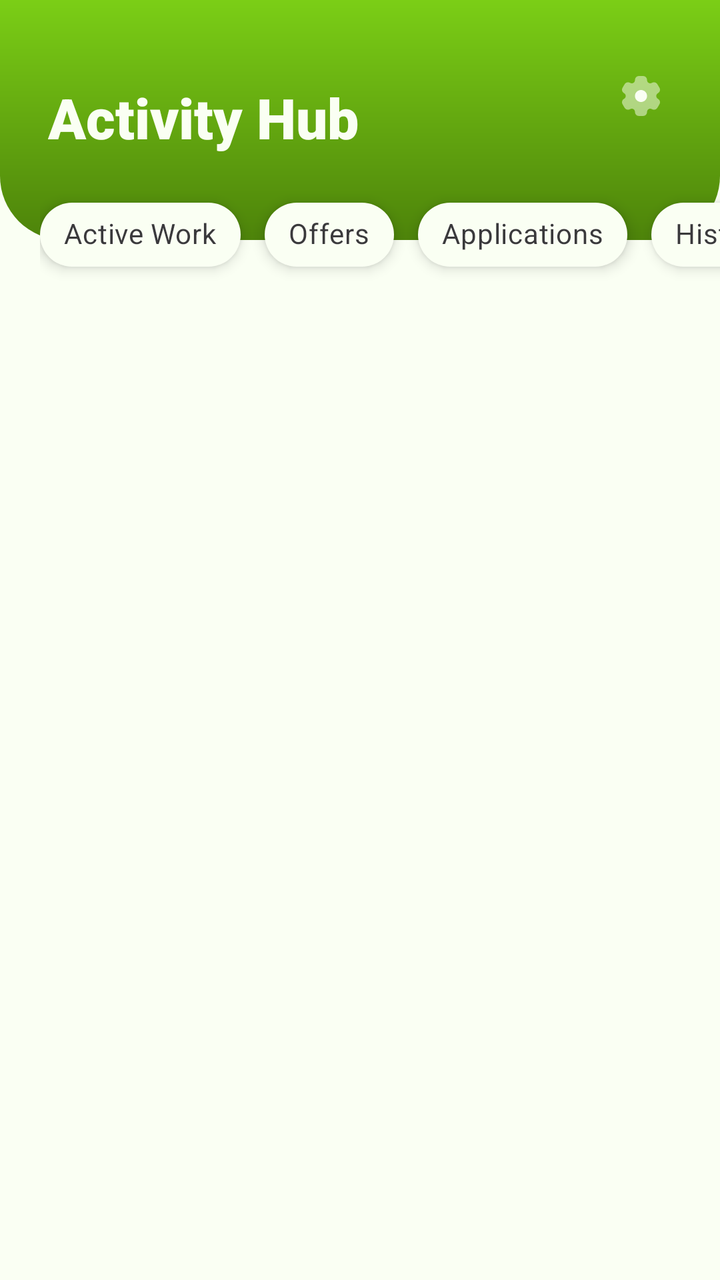
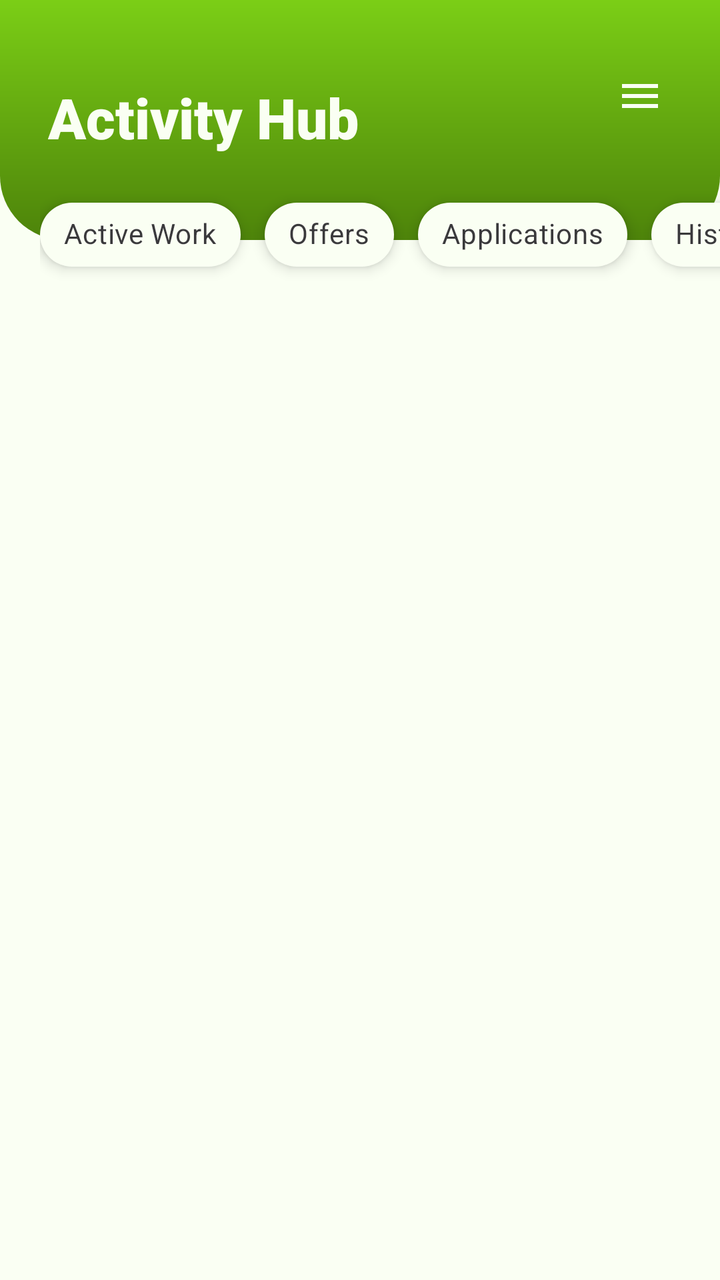

Two renders of the same Android screen: before a commit and after it. Below are the layout's source before the change and the commit's diff.
<!-- AndroidManifest.xml: application theme Theme.RozgarConnector -->
<!-- res/layout/fragment_notifications.xml -->
<?xml version="1.0" encoding="utf-8"?>
<androidx.constraintlayout.widget.ConstraintLayout xmlns:android="http://schemas.android.com/apk/res/android"
    xmlns:app="http://schemas.android.com/apk/res-auto"
    xmlns:tools="http://schemas.android.com/tools"
    android:layout_width="match_parent"
    android:layout_height="match_parent"
    android:background="@color/white">

    <View
        android:id="@+id/headerBg"
        android:layout_width="match_parent"
        android:layout_height="120dp"
        android:background="@drawable/header_gradient_curved"
        app:layout_constraintTop_toTopOf="parent"
        tools:layout_editor_absoluteX="0dp" />
    <ImageView
        android:id="@+id/btnSettings"
        android:layout_width="32dp"
        android:layout_height="32dp"
        android:layout_marginTop="32dp"
        android:layout_marginEnd="24dp"
        android:padding="4dp"
        android:src="@drawable/ic_settings"
        app:layout_constraintEnd_toEndOf="parent"
        app:layout_constraintTop_toTopOf="parent"
        app:tint="@color/white" />
    <TextView
        android:id="@+id/tvTitle"
        android:layout_width="wrap_content"
        android:layout_height="wrap_content"
        android:layout_marginStart="24dp"
        android:layout_marginTop="40dp"
        android:fontFamily="sans-serif-black"
        android:text="Activity Hub"
        android:textColor="@color/white"
        android:textSize="28sp"
        app:layout_constraintStart_toStartOf="parent"
        app:layout_constraintTop_toTopOf="parent" />

    <HorizontalScrollView
        android:id="@+id/filterScroll"
        android:layout_width="match_parent"
        android:layout_height="wrap_content"
        android:layout_marginTop="-27dp"
        android:clipToPadding="false"
        android:paddingStart="20dp"
        android:paddingEnd="20dp"
        android:scrollbars="none"
        app:layout_constraintTop_toBottomOf="@id/headerBg">

        <com.google.android.material.chip.ChipGroup
            android:id="@+id/chipGroupFilters"
            android:layout_width="wrap_content"
            android:layout_height="wrap_content"
            app:chipSpacingHorizontal="12dp"
            app:selectionRequired="true"
            app:singleSelection="true">

            <com.google.android.material.chip.Chip
                android:id="@+id/chipActive"
                style="@style/Widget.MaterialComponents.Chip.Choice"
                android:layout_width="wrap_content"
                android:layout_height="wrap_content"
                android:checked="true"
                android:elevation="4dp"
                android:text="Active Work"
                app:chipBackgroundColor="@color/white"
                app:chipStrokeWidth="0dp" />

            <com.google.android.material.chip.Chip
                android:id="@+id/chipOffers"
                style="@style/Widget.MaterialComponents.Chip.Choice"
                android:layout_width="wrap_content"
                android:layout_height="wrap_content"
                android:checked="true"
                android:elevation="4dp"
                android:text="Offers"
                app:chipBackgroundColor="@color/white"
                app:chipStrokeWidth="0dp" />

            <com.google.android.material.chip.Chip
                android:id="@+id/chipApplications"
                style="@style/Widget.MaterialComponents.Chip.Choice"
                android:layout_width="wrap_content"
                android:layout_height="wrap_content"
                android:checked="true"
                android:elevation="4dp"
                android:text="Applications"
                app:chipBackgroundColor="@color/white"
                app:chipStrokeWidth="0dp" />

            <com.google.android.material.chip.Chip
                android:id="@+id/chipHistory"
                style="@style/Widget.MaterialComponents.Chip.Choice"
                android:layout_width="wrap_content"
                android:layout_height="wrap_content"
                android:checked="true"
                android:elevation="4dp"
                android:text="History"
                app:chipBackgroundColor="@color/white"
                app:chipStrokeWidth="0dp" />

            <com.google.android.material.chip.Chip
                android:id="@+id/chipAll"
                style="@style/Widget.MaterialComponents.Chip.Choice"
                android:layout_width="wrap_content"
                android:layout_height="wrap_content"
                android:checked="true"
                android:elevation="5dp"
                android:text="Notifications"
                app:chipBackgroundColor="@color/white"
                app:chipStrokeWidth="0dp" />

        </com.google.android.material.chip.ChipGroup>
    </HorizontalScrollView>

    <androidx.recyclerview.widget.RecyclerView
        android:id="@+id/rvNotifications"
        android:layout_width="match_parent"
        android:layout_height="0dp"
        android:layout_marginTop="16dp"
        android:background="@color/white"
        android:clipToPadding="false"
        android:paddingHorizontal="16dp"
        app:layout_constraintBottom_toBottomOf="parent"
        app:layout_constraintTop_toBottomOf="@id/filterScroll" />

    <ProgressBar
        android:id="@+id/progressBar"
        android:layout_width="wrap_content"
        android:layout_height="wrap_content"
        android:visibility="gone"
        app:layout_constraintBottom_toBottomOf="parent"
        app:layout_constraintEnd_toEndOf="parent"
        app:layout_constraintStart_toStartOf="parent"
        app:layout_constraintTop_toBottomOf="@id/filterScroll" />

    <TextView
        android:id="@+id/tvNoNotifications"
        android:layout_width="wrap_content"
        android:layout_height="wrap_content"
        android:text="No updates yet"
        android:visibility="gone"
        app:layout_constraintBottom_toBottomOf="parent"
        app:layout_constraintEnd_toEndOf="parent"
        app:layout_constraintStart_toStartOf="parent"
        app:layout_constraintTop_toBottomOf="@id/filterScroll" />

</androidx.constraintlayout.widget.ConstraintLayout>
<!-- resources referenced by this layout -->
<resources>
  <color name="white">#FAFFF3</color>
  <!-- drawable header_gradient_curved (drawable) -->
  <shape xmlns:android="http://schemas.android.com/apk/res/android">
      <gradient
          android:startColor="@color/primary_green"
          android:endColor="#4D830A"
          android:angle="270"/>
      <corners
          android:bottomLeftRadius="32dp"
          android:bottomRightRadius="32dp" />
  </shape>
  <!-- drawable ic_settings: vector/xml drawable (drawable, 2376 chars, omitted) -->
  <style name="Theme.RozgarConnector" parent="Base.Theme.RozgarConnector" />
  <color name="primary_green">#7BCE16</color>
  <style name="Base.Theme.RozgarConnector" parent="Theme.Material3.DayNight.NoActionBar">
          
          <item name="colorPrimary">@color/primary_green</item>
      </style>
</resources>

<!-- the commit's change to res/layout/fragment_notifications.xml (unified diff, before → after) -->
@@ -20,7 +20,7 @@
         android:layout_marginTop="32dp"
         android:layout_marginEnd="24dp"
         android:padding="4dp"
-        android:src="@drawable/ic_settings"
+        android:src="@drawable/ic_menu"
         app:layout_constraintEnd_toEndOf="parent"
         app:layout_constraintTop_toTopOf="parent"
         app:tint="@color/white" />
@@ -31,7 +31,7 @@
         android:layout_marginStart="24dp"
         android:layout_marginTop="40dp"
         android:fontFamily="sans-serif-black"
-        android:text="Activity Hub"
+        android:text="@string/activity_hub"
         android:textColor="@color/white"
         android:textSize="28sp"
         app:layout_constraintStart_toStartOf="parent"
@@ -63,7 +63,7 @@
                 android:layout_height="wrap_content"
                 android:checked="true"
                 android:elevation="4dp"
-                android:text="Active Work"
+                android:text="@string/active_work"
                 app:chipBackgroundColor="@color/white"
                 app:chipStrokeWidth="0dp" />
 
@@ -74,7 +74,7 @@
                 android:layout_height="wrap_content"
                 android:checked="true"
                 android:elevation="4dp"
-                android:text="Offers"
+                android:text="@string/offers"
                 app:chipBackgroundColor="@color/white"
                 app:chipStrokeWidth="0dp" />
 
@@ -85,7 +85,7 @@
                 android:layout_height="wrap_content"
                 android:checked="true"
                 android:elevation="4dp"
-                android:text="Applications"
+                android:text="@string/applications"
                 app:chipBackgroundColor="@color/white"
                 app:chipStrokeWidth="0dp" />
 
@@ -96,7 +96,7 @@
                 android:layout_height="wrap_content"
                 android:checked="true"
                 android:elevation="4dp"
-                android:text="History"
+                android:text="@string/history"
                 app:chipBackgroundColor="@color/white"
                 app:chipStrokeWidth="0dp" />
 
@@ -107,7 +107,7 @@
                 android:layout_height="wrap_content"
                 android:checked="true"
                 android:elevation="5dp"
-                android:text="Notifications"
+                android:text="@string/all_notif"
                 app:chipBackgroundColor="@color/white"
                 app:chipStrokeWidth="0dp" />
 
@@ -121,7 +121,7 @@
         android:layout_marginTop="16dp"
         android:background="@color/white"
         android:clipToPadding="false"
-        android:paddingHorizontal="16dp"
+        android:paddingHorizontal="10dp"
         app:layout_constraintBottom_toBottomOf="parent"
         app:layout_constraintTop_toBottomOf="@id/filterScroll" />
 
@@ -139,7 +139,7 @@
         android:id="@+id/tvNoNotifications"
         android:layout_width="wrap_content"
         android:layout_height="wrap_content"
-        android:text="No updates yet"
+        android:text="@string/no_updates"
         android:visibility="gone"
         app:layout_constraintBottom_toBottomOf="parent"
         app:layout_constraintEnd_toEndOf="parent"
<!-- resource entries referenced after the edit -->
@@ -11,7 +11,23 @@
           android:bottomLeftRadius="32dp"
           android:bottomRightRadius="32dp" />
   </shape>
-  <!-- drawable ic_settings: vector/xml drawable (drawable, 2376 chars, omitted) -->
+  <!-- drawable ic_menu (drawable) -->
+  <vector xmlns:android="http://schemas.android.com/apk/res/android"
+      android:width="24dp"
+      android:height="24dp"
+      android:viewportWidth="24"
+      android:viewportHeight="24">
+      <path
+          android:fillColor="#000000"
+          android:pathData="M3,18h18v-2H3v2zM3,13h18v-2H3v2zM3,6v2h18V6H3z" />
+  </vector>
+  <string name="active_work">Active Work</string>
+  <string name="activity_hub">Activity Hub</string>
+  <string name="all_notif">Notifications</string>
+  <string name="applications">Applications</string>
+  <string name="history">History</string>
+  <string name="no_updates">No updates yet</string>
+  <string name="offers">Offers</string>
   <style name="Theme.RozgarConnector" parent="Base.Theme.RozgarConnector" />
   <color name="primary_green">#7BCE16</color>
   <style name="Base.Theme.RozgarConnector" parent="Theme.Material3.DayNight.NoActionBar">
